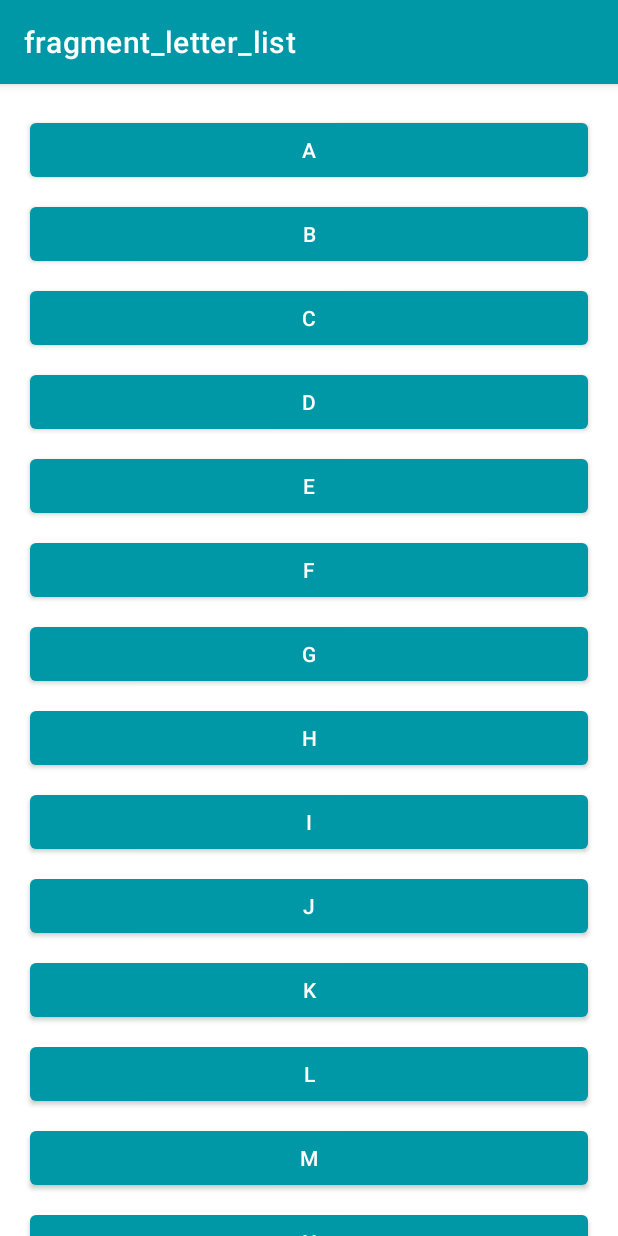
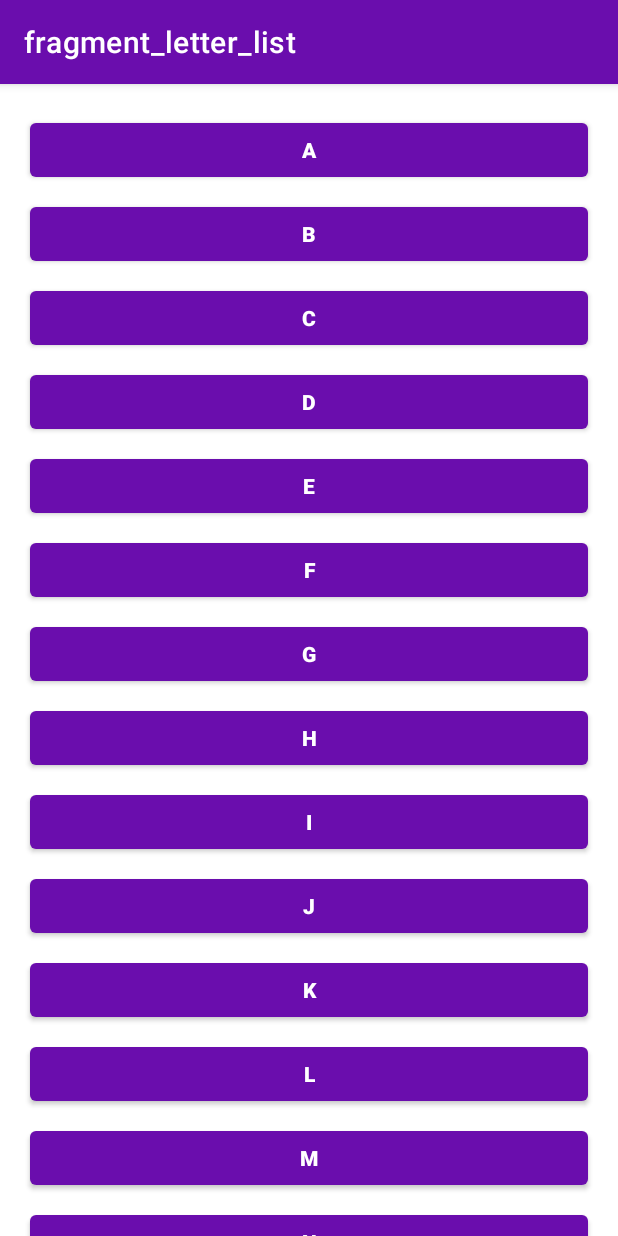
Before and after one commit to AnDevRmrz/kotlin-tutorial-fragmentos, an Android app: the screen it shows after launch (MainActivity), on a phone screen of 412 x 824 dp. Run offline under Robolectric (Android 15) with nearby library versions, the phone set to English and light mode, and no system bars; our stand-ins replace navigation-ui.

Commit message:
Modified styles!

```diff
--- a/app/src/main/res/values/colors.xml
+++ b/app/src/main/res/values/colors.xml
@@ -25,4 +25,5 @@
 
     <color name="black">#FF000000</color>
     <color name="white">#FFFFFFFF</color>
+    <color name="purple">#6A0DAD</color>
 </resources>
--- a/app/src/main/res/values/styles.xml
+++ b/app/src/main/res/values/styles.xml
@@ -17,5 +17,6 @@
 <resources>
     <style name="Widget.Words.TextView" parent="Widget.MaterialComponents.TextView">
         <item name="android:textAppearance">?attr/textAppearanceHeadline4</item>
+        <item name="android:fontFamily">sans-serif-black</item>
     </style>
 </resources>
--- a/app/src/main/res/values/themes.xml
+++ b/app/src/main/res/values/themes.xml
@@ -18,7 +18,7 @@
     <!-- Base application theme. -->
     <style name="Theme.Words" parent="Theme.MaterialComponents.DayNight.DarkActionBar">
         <!-- Primary brand color. -->
-        <item name="colorPrimary">@color/teal_700</item>
+        <item name="colorPrimary">@color/purple</item>
         <item name="colorPrimaryVariant">@color/teal_900</item>
         <item name="colorOnPrimary">@color/white</item>
         <!-- Secondary brand color. -->
@@ -26,7 +26,8 @@
         <item name="colorSecondaryVariant">@color/blue_700</item>
         <item name="colorOnSecondary">@color/black</item>
         <!-- Status bar color. -->
-        <item name="android:statusBarColor" tools:targetApi="l">?attr/colorPrimaryVariant</item>
+        <item name="android:statusBarColor">?attr/colorPrimaryVariant</item>
         <!-- Customize your theme here. -->
+        <item name="android:fontFamily">sans-serif-black</item>
     </style>
 </resources>
```
